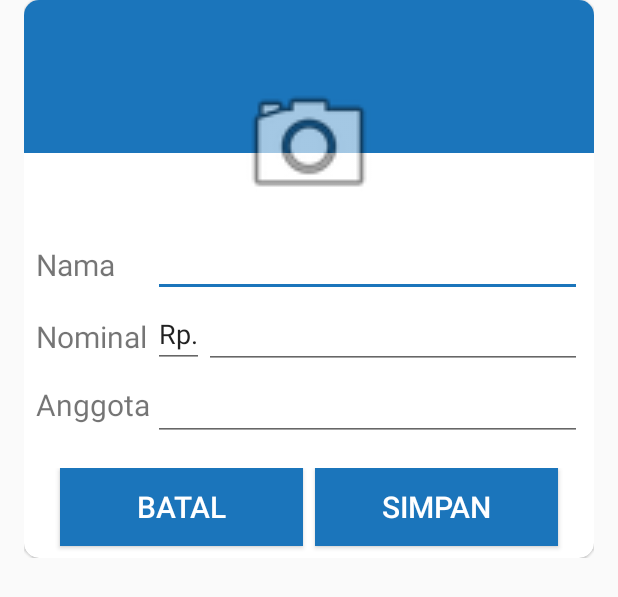
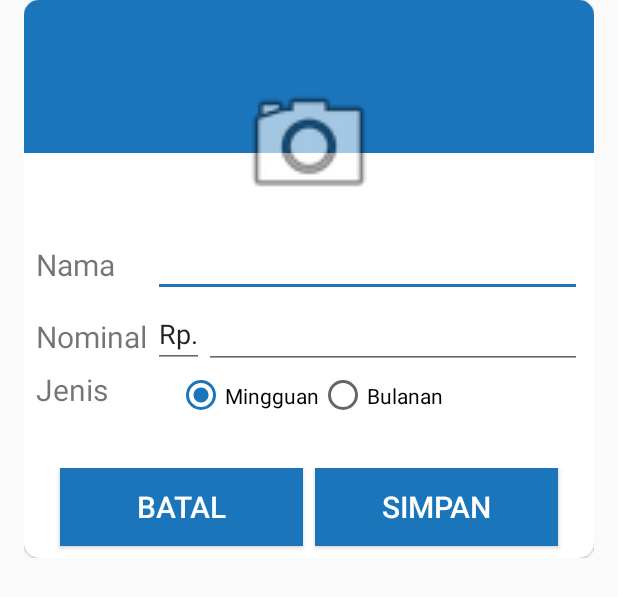
Before and after one commit to AkiraDT/ArisanV2, an Android app: the layout add_kelompok_form.xml on its own in the app's theme, with its tools: preview values and no code run, on a phone screen of 412 x 824 dp. Shown: the top 597 px of the screen. Run offline under Robolectric (Android 15) with nearby library versions, the phone set to English and light mode, and no system bars.

Commit message:
add kelompok revision

```diff
--- a/app/src/main/java/com/jamingup/arisanv2/AdapterPeserta.java
+++ b/app/src/main/java/com/jamingup/arisanv2/AdapterPeserta.java
@@ -136,7 +136,7 @@ public class AdapterPeserta extends ListAdapter<Peserta, AdapterPeserta.ViewHold
         alamat.setTypeface(TextMeOneStyle);
 
         namaPeserta.setText(getItem(pos).getNama());
-        notelp.setText(getItem(pos).getNoTelp());
+        notelp.setText("+62" + getItem(pos).getNoTelp());
         alamat.setText(getItem(pos).getAlamat());
         Bitmap img = BitmapFactory.decodeByteArray(getItem(pos).getImg(),0, getItem(pos).getImg().length);
         profilePic.setImageBitmap(img);
--- a/app/src/main/res/layout/add_kelompok_form.xml
+++ b/app/src/main/res/layout/add_kelompok_form.xml
@@ -121,20 +121,29 @@
                                 android:orientation="horizontal">
                             <TextView
                                 android:id="@+id/label_interval"
-                                android:text="Anggota"
+                                android:text="Jenis"
                                 android:layout_width="78dp"
                                 android:layout_height="wrap_content"
                                 android:textSize="20sp"
                                 android:layout_marginBottom="8dp"/>
-                                <EditText
+                                <RadioGroup
                                     android:id="@+id/add_interval"
-                                    android:inputType="number"
                                     android:layout_width="match_parent"
-                                    android:layout_height="wrap_content"
-                                    android:maxLines="1"
-                                    android:textSize="20sp"
-                                    android:maxLength="2"
-                                    />
+                                    android:layout_height="match_parent"
+                                    android:orientation="horizontal"
+                                    android:layout_marginStart="16dp">
+                                    <RadioButton
+                                        android:id="@+id/radio_mingguan"
+                                        android:layout_width="wrap_content"
+                                        android:layout_height="match_parent"
+                                        android:checked="true"
+                                        android:text="Mingguan"/>
+                                    <RadioButton
+                                        android:id="@+id/radio_bulanan"
+                                        android:layout_width="wrap_content"
+                                        android:layout_height="match_parent"
+                                        android:text="Bulanan"/>
+                                </RadioGroup>
                             </LinearLayout>
                         </LinearLayout>
                         </LinearLayout>
--- a/app/src/main/res/values/dimens.xml
+++ b/app/src/main/res/values/dimens.xml
@@ -4,4 +4,5 @@
 
     <dimen name="design_bottom_navigation_text_size" tools:override="true">8sp</dimen>
     <dimen name="design_bottom_navigation_active_text_size" tools:override="true">8sp</dimen>
+    <dimen name="fab_margin">16dp</dimen>
 </resources>
--- a/app/src/main/res/values/strings.xml
+++ b/app/src/main/res/values/strings.xml
@@ -3,4 +3,6 @@
 
     <!-- TODO: Remove or change this placeholder text -->
     <string name="hello_blank_fragment">Hello blank fragment</string>
+    <string name="title_activity_kelompok_view">KelompokViewActivity</string>
+    <string name="action_settings">Settings</string>
 </resources>
```
Also changed, not shown: app/src/main/AndroidManifest.xml (+10 -8 lines), app/src/main/java/com/jamingup/arisanv2/AdapterKelompok.java (+10 -1 lines), app/src/main/java/com/jamingup/arisanv2/ArisanDatabase.java (+1 -7 lines), app/src/main/java/com/jamingup/arisanv2/Kelompok.java (+23 -13 lines), app/src/main/java/com/jamingup/arisanv2/KelompokFragment.java (+10 -8 lines), app/src/main/res/values/styles.xml (+9 -0 lines).
